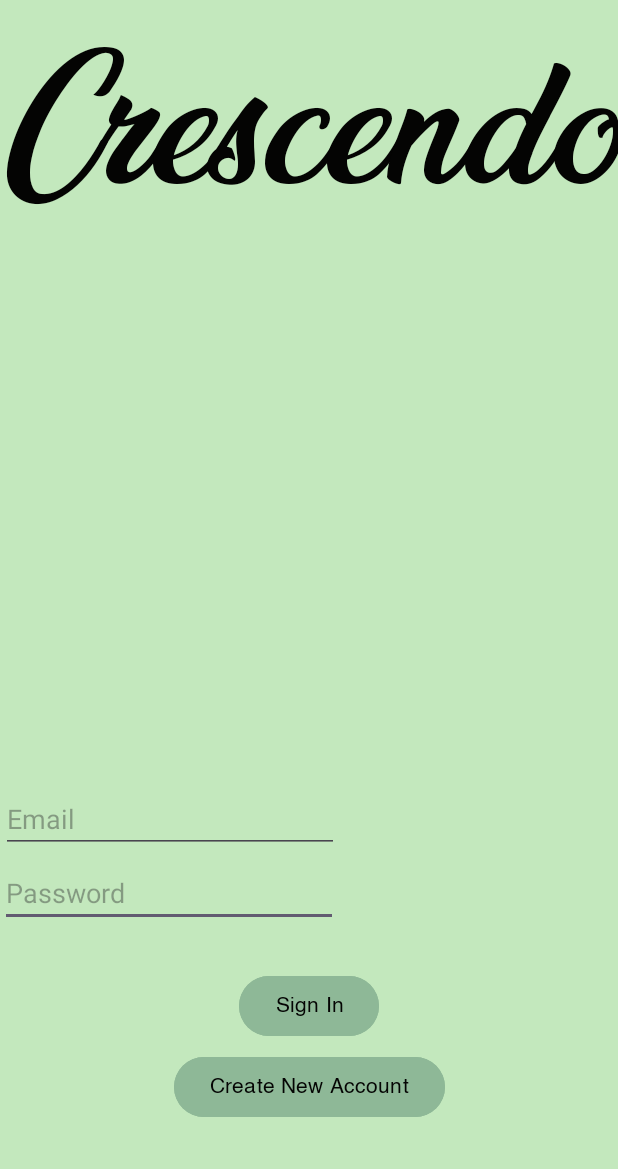
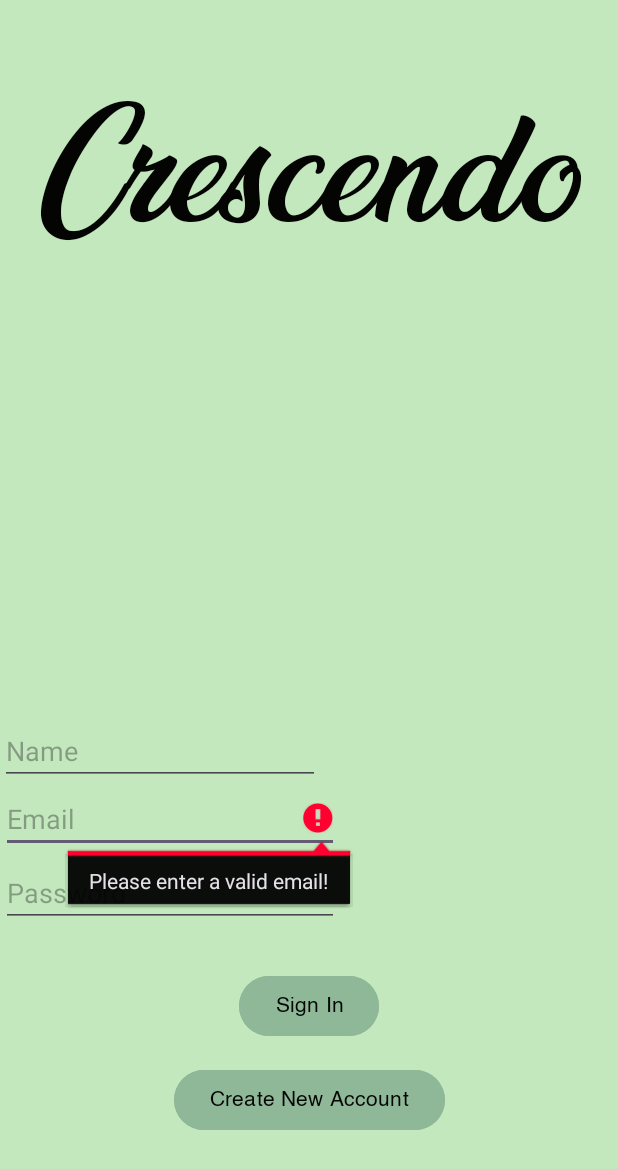
Before and after one commit to MYousuf3/crescendo, an Android app: the MainActivity screen opened directly, with no data from a screen before it, after a tap on "Sign In", on a phone screen of 412 x 824 dp. Shown: the top 1169 px of the screen. Run offline under Robolectric (Android 15) with nearby library versions, the phone set to English and light mode, and no system bars; our stand-ins replace Firebase (no records; nobody signed in at launch, a user with empty details on screens opened directly); 1 statement that could not run was skipped.

Commit message:
Firebase Authentication - Sign In and Registration created with custom auth Not fully flushed out

```diff
--- a/app/src/main/java/com/example/crescendo/MainActivity.java
+++ b/app/src/main/java/com/example/crescendo/MainActivity.java
@@ -8,9 +8,12 @@ import androidx.appcompat.app.AppCompatActivity;
 import android.annotation.SuppressLint;
 import android.content.Intent;
 import android.os.Bundle;
+import android.text.TextUtils;
 import android.util.Log;
+import android.util.Patterns;
 import android.view.View;
 import android.widget.Button;
+import android.widget.EditText;
 import android.widget.Toast;
 
 
@@ -26,6 +29,7 @@ import com.google.firebase.auth.AuthResult;
 import com.google.firebase.auth.FirebaseAuth;
 import com.google.firebase.auth.FirebaseUser;
 import com.google.firebase.auth.GoogleAuthProvider;
+import com.google.firebase.auth.UserProfileChangeRequest;
 import com.google.firebase.database.FirebaseDatabase;
 
 import java.util.HashMap;
@@ -33,7 +37,9 @@ import java.util.HashMap;
 
 public class MainActivity extends AppCompatActivity {
 
-    Button signInBtn;
+    Button signInBtn, createActBtn;
+
+    EditText usernameEdit, passwordEdit, nameEdit;
     FirebaseAuth auth;
     FirebaseDatabase database;
     GoogleSignInClient mGoogleSignInClient;
@@ -51,24 +57,97 @@ public class MainActivity extends AppCompatActivity {
         setContentView(R.layout.activity_main);
 
         signInBtn = findViewById(R.id.signInBtn);
+        createActBtn = findViewById(R.id.createAcntBtn);
+        usernameEdit = findViewById(R.id.usernameEdit);
+        passwordEdit = findViewById(R.id.passwordEdit);
+        nameEdit = findViewById(R.id.nameEdit);
         auth = FirebaseAuth.getInstance();
         database = FirebaseDatabase.getInstance();
+        FirebaseUser currentUser = auth.getCurrentUser();
+        if (currentUser != null) {
+            Intent myIntent = new Intent(MainActivity.this, MainActivity2.class);
+            startActivity(myIntent);
+        }
 
+
+
+        /*
         GoogleSignInOptions gso = new GoogleSignInOptions.Builder(GoogleSignInOptions.DEFAULT_SIGN_IN)
                 .requestIdToken(CLIENT_ID)
                 .requestEmail().build();
 
         mGoogleSignInClient = GoogleSignIn.getClient(this, gso);
-
+         */
         signInBtn.setOnClickListener(new View.OnClickListener() {
             @Override
             public void onClick(View v) {
-                googleSignIn();
+                //googleSignIn();
+                signIn();
             }
 
         });
+        createActBtn.setOnClickListener(new View.OnClickListener() {
+            @Override
+            public void onClick(View v) {
+                createUser();
+            }
+        });
     }
 
+    private void signIn(){
+        String email = String.valueOf(usernameEdit.getText());
+        String password = String.valueOf(passwordEdit.getText());
+        if (!isValidEmail(email)) {
+            usernameEdit.setError("Please enter a valid email!");
+            usernameEdit.requestFocus();
+        }
+        else if (password.length() < 6) {
+            passwordEdit.setError("Password must be at least 6 characters!");
+            passwordEdit.requestFocus();
+        } else {
+            auth.signInWithEmailAndPassword(email, password).addOnCompleteListener(new OnCompleteListener<AuthResult>() {
+                @Override
+                public void onComplete(@NonNull Task<AuthResult> task) {
+                    Intent myIntent = new Intent(MainActivity.this, HomeActivity.class);
+                    startActivity(myIntent);
+                }
+            });
+        }
+    }
+
+    private void createUser() {
+        String email = String.valueOf(usernameEdit.getText());
+        String password = String.valueOf(passwordEdit.getText());
+        if (nameEdit.getText().length() < 2) {
+            nameEdit.setError("Please enter a name at least 2 characters long");
+            nameEdit.requestFocus();
+        }
+        else if (!isValidEmail(email)) {
+            usernameEdit.setError("Please enter a valid email!");
+            usernameEdit.requestFocus();
+        }
+        else if (password.length() < 6) {
+            passwordEdit.setError("Password must be at least 6 characters!");
+            passwordEdit.requestFocus();
+        } else {
+            auth.createUserWithEmailAndPassword(email, password).addOnCompleteListener(new OnCompleteListener<AuthResult>() {
+                @Override
+                public void onComplete(@NonNull Task<AuthResult> task) {
+                    if (task.isSuccessful()) {
+                        FirebaseUser newUser = auth.getCurrentUser();
+                        if (newUser != null) {
+                            System.out.println("not null user");
+                            newUser.updateProfile(new UserProfileChangeRequest.Builder().setDisplayName(String.valueOf(nameEdit.getText())).build());
+                        }
+                        Intent myIntent = new Intent(MainActivity.this, HomeActivity.class);
+                        startActivity(myIntent);
+                    }
+                }
+            });
+        }
+    }
+
+    /*
     private void googleSignIn() {
         Intent intent = mGoogleSignInClient.getSignInIntent();
         startActivityForResult(intent, RC_SIGN_IN);
@@ -79,9 +158,6 @@ public class MainActivity extends AppCompatActivity {
         super.onActivityResult(requestCode, resultCode, data);
         if (requestCode == RC_SIGN_IN) {
             Task<GoogleSignInAccount> task = GoogleSignIn.getSignedInAccountFromIntent(data);
-
-
-
             try {
                 GoogleSignInAccount account = task.getResult(ApiException.class);
                 firebaseAuth(account.getIdToken());
@@ -119,4 +195,9 @@ public class MainActivity extends AppCompatActivity {
                     }
                 });
     }
+     */
+
+    public static boolean isValidEmail(CharSequence target) {
+        return (!TextUtils.isEmpty(target) && Patterns.EMAIL_ADDRESS.matcher(target).matches());
+    }
 }
--- a/app/src/main/res/layout/activity_main.xml
+++ b/app/src/main/res/layout/activity_main.xml
@@ -35,43 +35,40 @@
         app:layout_constraintBottom_toBottomOf="parent"
         app:layout_constraintEnd_toEndOf="parent"
         app:layout_constraintStart_toStartOf="parent"
-        app:layout_constraintTop_toTopOf="parent"
-        app:layout_constraintVertical_bias="0.903" />
+        app:layout_constraintTop_toBottomOf="@+id/signInBtn"
+        app:layout_constraintVertical_bias="0.181" />
 
     <TextView
         android:id="@+id/textView"
-        android:layout_width="424dp"
-        android:layout_height="229dp"
+        android:layout_width="405dp"
+        android:layout_height="207dp"
         android:fontFamily="@font/ananda"
+        android:gravity="center|center_vertical"
         android:text="Crescendo"
         android:textColor="@color/primary_text"
-        android:textSize="100dp"
-        tools:layout_editor_absoluteX="-7dp"
-        tools:layout_editor_absoluteY="35dp" />
-
-    <com.google.android.material.textfield.TextInputLayout
-        android:layout_width="409dp"
-        android:layout_height="wrap_content"
-        tools:layout_editor_absoluteX="1dp"
-        tools:layout_editor_absoluteY="468dp">
-
-    </com.google.android.material.textfield.TextInputLayout>
+        android:textSize="88dp"
+        app:layout_constraintBottom_toBottomOf="parent"
+        app:layout_constraintEnd_toEndOf="parent"
+        app:layout_constraintStart_toStartOf="parent"
+        app:layout_constraintTop_toTopOf="parent"
+        app:layout_constraintVertical_bias="0.03" />
 
     <com.google.android.material.textfield.TextInputEditText
-        android:id="@+id/textInputEditText"
+        android:id="@+id/passwordEdit"
         android:layout_width="225dp"
         android:layout_height="wrap_content"
         android:layout_marginTop="4dp"
         android:hint="Password"
+        android:password="true"
         app:layout_constraintBottom_toBottomOf="parent"
         app:layout_constraintEnd_toEndOf="parent"
-        app:layout_constraintHorizontal_bias="0.0"
+        app:layout_constraintHorizontal_bias="0.005"
         app:layout_constraintStart_toStartOf="parent"
-        app:layout_constraintTop_toBottomOf="@+id/textInputEditText2"
+        app:layout_constraintTop_toBottomOf="@+id/usernameEdit"
         app:layout_constraintVertical_bias="0.0" />
 
     <com.google.android.material.textfield.TextInputEditText
-        android:id="@+id/textInputEditText2"
+        android:id="@+id/usernameEdit"
         android:layout_width="225dp"
         android:layout_height="wrap_content"
         android:hint="Email"
@@ -82,4 +79,16 @@
         app:layout_constraintTop_toTopOf="parent"
         app:layout_constraintVertical_bias="0.672" />
 
+    <EditText
+        android:id="@+id/nameEdit"
+        android:layout_width="wrap_content"
+        android:layout_height="wrap_content"
+        android:ems="10"
+        android:hint="Name"
+        android:inputType="text"
+        app:layout_constraintBottom_toTopOf="@+id/usernameEdit"
+        app:layout_constraintStart_toStartOf="parent"
+        app:layout_constraintTop_toBottomOf="@+id/textView"
+        app:layout_constraintVertical_bias="1.0" />
+
 </androidx.constraintlayout.widget.ConstraintLayout>
```
Also changed, not shown: app/src/main/java/com/example/crescendo/HomeActivity.java (+20 -0 lines), app/src/main/java/com/example/crescendo/MainActivity2.java (+18 -0 lines).
